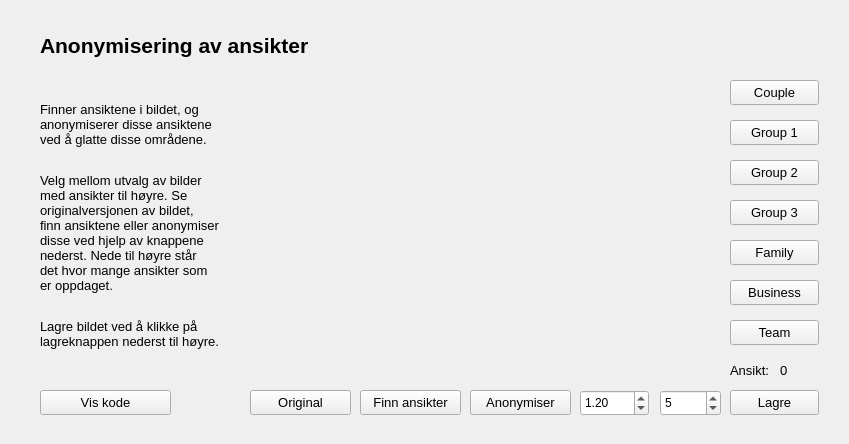
Above: src/anonymise.ui from jegerud/Sciprog2020project before the change. Below: the same form after it.
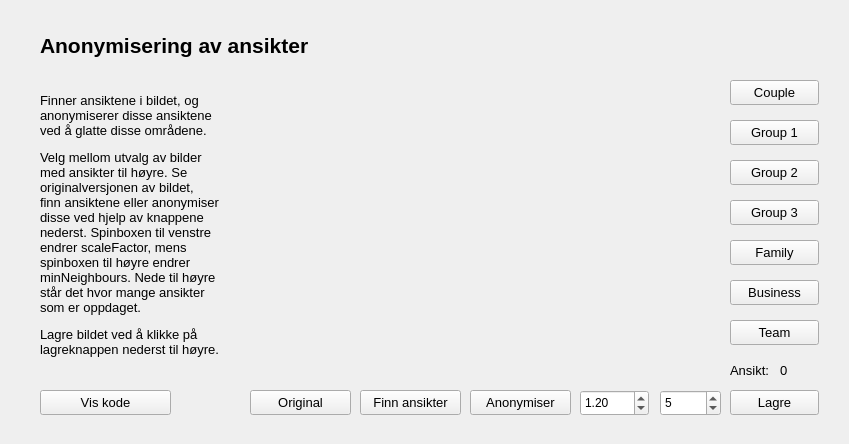
That is the form after the change. Custom widgets are drawn as their Qt base class.

Commit message: Småfiks i infotekst

```diff
--- a/src/anonymise.ui
+++ b/src/anonymise.ui
@@ -81,7 +81,7 @@
     </rect>
    </property>
    <property name="text">
-    <string>&lt;html&gt;&lt;head/&gt;&lt;body&gt;&lt;p&gt;&lt;span style=&quot; font-size:10pt;&quot;&gt;Finner ansiktene i bildet, og&lt;br/&gt;anonymiserer disse ansiktene&lt;br/&gt;ved å glatte disse områdene.&lt;br/&gt;&lt;/span&gt;&lt;/p&gt;&lt;p&gt;&lt;span style=&quot; font-size:10pt;&quot;&gt;Velg mellom utvalg av bilder&lt;br/&gt;med ansikter til høyre. Se &lt;br/&gt;originalversjonen av bildet,&lt;br/&gt;finn ansiktene eller anonymiser&lt;br/&gt;disse ved hjelp av knappene &lt;br/&gt;nederst. Nede til høyre står&lt;br/&gt;det hvor mange ansikter som &lt;br/&gt;er oppdaget.&lt;br/&gt;&lt;/span&gt;&lt;/p&gt;&lt;p&gt;&lt;span style=&quot; font-size:10pt;&quot;&gt;Lagre bildet ved å klikke på&lt;br/&gt;lagreknappen nederst til høyre.&lt;/span&gt;&lt;/p&gt;&lt;/body&gt;&lt;/html&gt;</string>
+    <string>&lt;html&gt;&lt;head/&gt;&lt;body&gt;&lt;p&gt;&lt;span style=&quot; font-size:10pt;&quot;&gt;Finner ansiktene i bildet, og&lt;br/&gt;anonymiserer disse ansiktene&lt;br/&gt;ved å glatte disse områdene.&lt;/span&gt;&lt;/p&gt;&lt;p&gt;&lt;span style=&quot; font-size:10pt;&quot;&gt;Velg mellom utvalg av bilder&lt;br/&gt;med ansikter til høyre. Se &lt;br/&gt;originalversjonen av bildet,&lt;br/&gt;finn ansiktene eller anonymiser&lt;br/&gt;disse ved hjelp av knappene &lt;br/&gt;nederst. Spinboxen til venstre &lt;br/&gt;endrer scaleFactor, mens &lt;br/&gt;spinboxen til høyre endrer&lt;br/&gt;minNeighbours. Nede til høyre &lt;br/&gt;står det hvor mange ansikter &lt;br/&gt;som er oppdaget. &lt;/span&gt;&lt;/p&gt;&lt;p&gt;&lt;span style=&quot; font-size:10pt;&quot;&gt;Lagre bildet ved å klikke på&lt;br/&gt;lagreknappen nederst til høyre.&lt;/span&gt;&lt;/p&gt;&lt;/body&gt;&lt;/html&gt;</string>
    </property>
   </widget>
   <widget class="QPushButton" name="group1">
```
